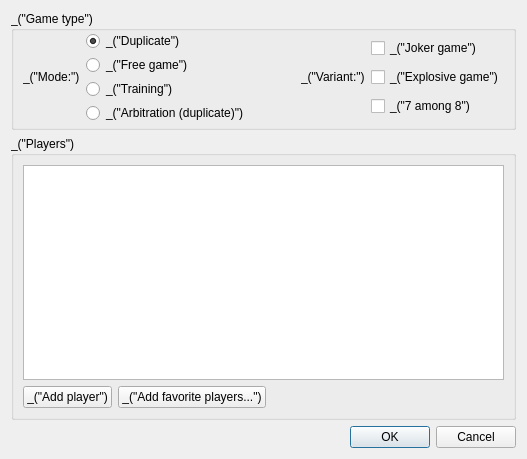
cjlano/eliot, file qt/ui/new_game.ui: the form before one commit.
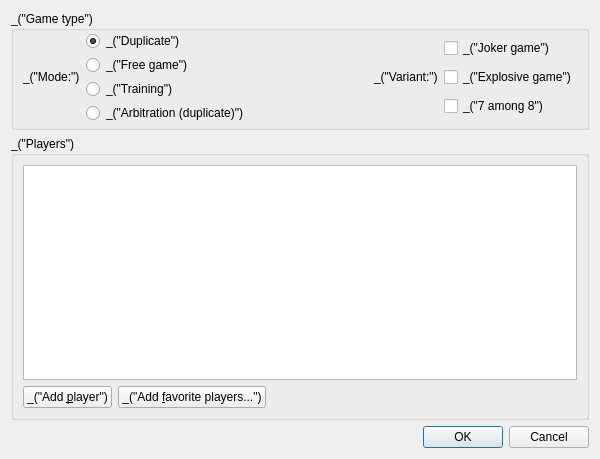
The form after the commit.

Commit message: Added shortcuts to some buttons

Patch:
```diff
--- a/qt/ui/new_game.ui
+++ b/qt/ui/new_game.ui
@@ -6,7 +6,7 @@
    <rect>
     <x>0</x>
     <y>0</y>
-    <width>527</width>
+    <width>600</width>
     <height>459</height>
    </rect>
   </property>
@@ -148,14 +148,14 @@
         <item>
          <widget class="QPushButton" name="pushButtonAdd">
           <property name="text">
-           <string>_(&quot;Add player&quot;)</string>
+           <string>_(&quot;Add &amp;player&quot;)</string>
           </property>
          </widget>
         </item>
         <item>
          <widget class="QPushButton" name="buttonAddFav">
           <property name="text">
-           <string>_(&quot;Add favorite players...&quot;)</string>
+           <string>_(&quot;Add &amp;favorite players...&quot;)</string>
           </property>
          </widget>
         </item>
```
The commit also changes 1 other file.
